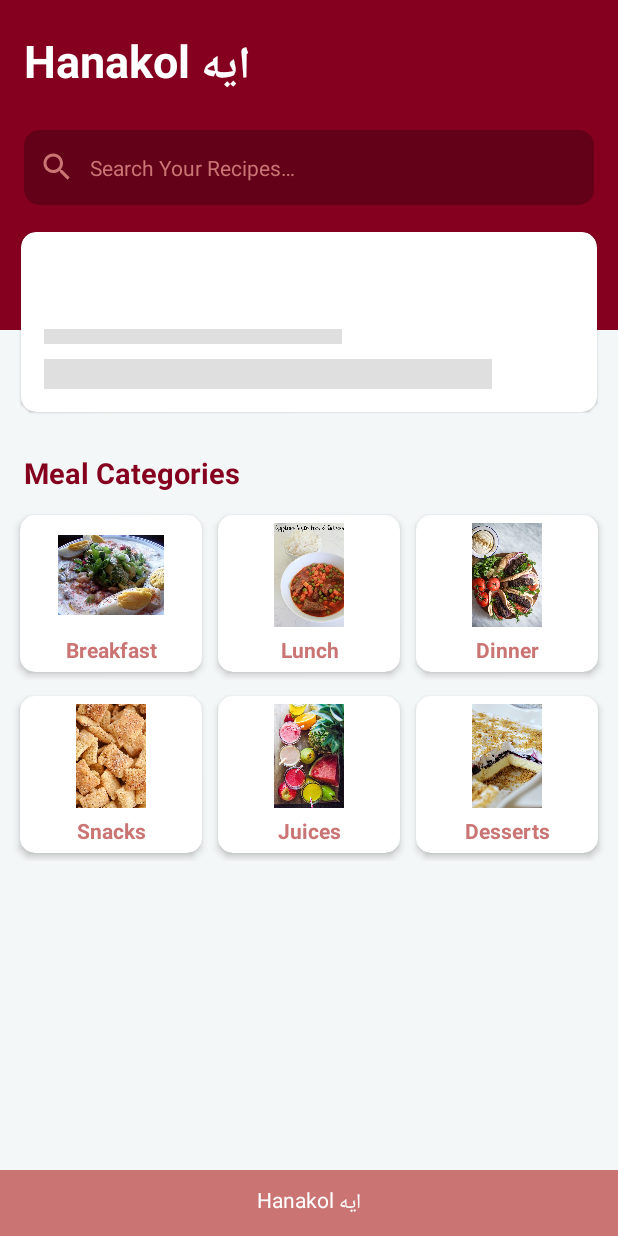
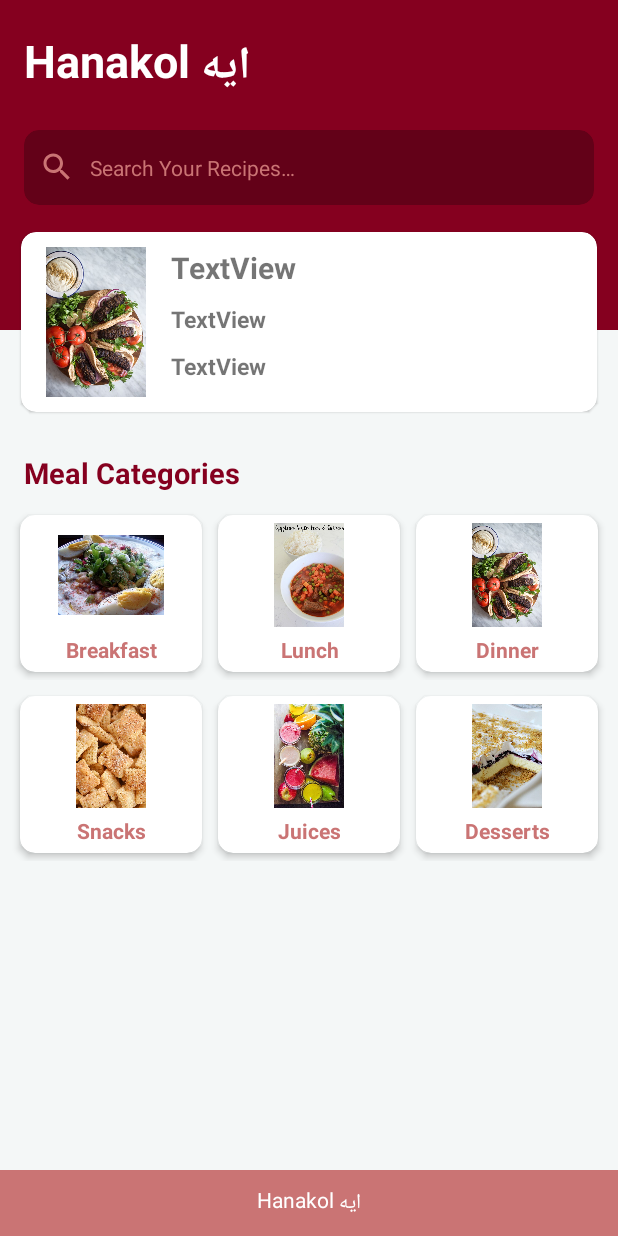
Before and after one commit to ziadm707/HnakolEH, an Android app: the screen it shows after launch (HomeActivity), on a phone screen of 412 x 824 dp. Run offline under Robolectric (Android 15) with nearby library versions, the phone set to English and light mode, and no system bars.

Commit message:
commit by ziadm707.zm at  3:44 AM    8/19/2020 ---------------------------------------------- 1) Made cardViews Clickable to show data on another fragment 2) And made a section to view all items.

```diff
--- a/app/build.gradle
+++ b/app/build.gradle
@@ -59,6 +59,8 @@ dependencies {
 
     implementation 'com.google.firebase:firebase-analytics:17.2.1'
     implementation 'com.google.firebase:firebase-database:19.2.0'
+    implementation 'com.firebaseui:firebase-ui-database:4.3.2'
+
 
 
 }
--- a/app/src/main/AndroidManifest.xml
+++ b/app/src/main/AndroidManifest.xml
@@ -1,7 +1,7 @@
 <?xml version="1.0" encoding="utf-8"?>
 <manifest xmlns:android="http://schemas.android.com/apk/res/android"
     package="com.example.hnakoleh">
-
+    <uses-permission android:name="android.permission.INTERNET"/>
     <application
         android:allowBackup="true"
         android:icon="@mipmap/ic_launcher"
@@ -9,7 +9,7 @@
         android:roundIcon="@mipmap/ic_launcher_round"
         android:supportsRtl="true"
         android:theme="@style/AppTheme">
-        <activity android:name=".view.HomeActivity">
+        <activity android:name=".activities.HomeActivity">
             <intent-filter>
                 <action android:name="android.intent.action.MAIN" />
 
@@ -17,7 +17,7 @@
             </intent-filter>
         </activity>
 
-        <activity android:name=".RandomMealsActivity">
+        <activity android:name=".activities.RandomMealsActivity">
             <intent-filter>
                 <action android:name="android.intent.action.MAIN" />
             </intent-filter>
--- /dev/null
+++ b/app/src/main/java/com/example/hnakoleh/activities/HomeActivity.java
@@ -0,0 +1,69 @@
+package com.example.hnakoleh.activities;
+
+import android.content.Intent;
+import android.os.Bundle;
+import android.view.View;
+import android.widget.TextView;
+
+import androidx.appcompat.app.AppCompatActivity;
+import androidx.cardview.widget.CardView;
+import androidx.fragment.app.FragmentTransaction;
+
+import com.example.hnakoleh.R;
+import com.example.hnakoleh.fragments.ListMealsFragmentContainer;
+
+
+public class HomeActivity extends AppCompatActivity {
+    ListMealsFragmentContainer fragment;
+
+    @Override
+    protected void onCreate(Bundle savedInstanceState) {
+        super.onCreate(savedInstanceState);
+        setContentView(R.layout.activity_home);
+        final CardView breackfastCardView = findViewById(R.id.breackfastLayoutClick);
+        final CardView launchCardView = findViewById(R.id.lunchLayoutClick);
+        final CardView dinnerCardView = findViewById(R.id.dinnerLayoutClick);
+        final CardView dessertsCardView = findViewById(R.id.dessertsLayoutClick);
+        final CardView juicesCardView = findViewById(R.id.juicesLayoutClick);
+        final CardView snackesCardView = findViewById(R.id.snackesLayoutClick);
+        final View relativeLayout = findViewById(R.id.fragment_home_layout);
+
+
+        TextView hanakoleh = findViewById(R.id.hanakolehTextView);
+        hanakoleh.setOnClickListener(new View.OnClickListener() {
+            @Override
+            public void onClick(View v) {
+                Intent intent = new Intent(HomeActivity.this, RandomMealsActivity.class);
+                startActivity(intent);
+            }
+        });
+
+        onClickCardviews(breackfastCardView, "Breakfast");
+        onClickCardviews(launchCardView, "Launch");
+        onClickCardviews(dinnerCardView, "Dinner");
+
+
+    }
+
+
+    public void onClickCardviews(CardView cardView, final String string) {
+        cardView.setOnClickListener(new View.OnClickListener() {
+            @Override
+            public void onClick(View v) {
+                fragment = new ListMealsFragmentContainer(string);
+                FragmentTransaction transaction = getSupportFragmentManager().beginTransaction();
+                transaction.replace(R.id.activity_home_container, fragment);
+                transaction.commit();
+
+
+            }
+        });
+
+
+    }
+
+    public void invisibleRelativeLayout() {
+        View relativeLayout = findViewById(R.id.fragment_home_layout);
+        relativeLayout.setVisibility(View.INVISIBLE);
+    }
+}
--- a/app/src/main/java/com/example/hnakoleh/view/HomeActivity.java
+++ /dev/null
@@ -1,43 +0,0 @@
-package com.example.hnakoleh.view;
-
-import android.content.Intent;
-import android.os.Bundle;
-import android.view.View;
-import android.widget.TextView;
-
-import androidx.appcompat.app.AppCompatActivity;
-import androidx.cardview.widget.CardView;
-import androidx.fragment.app.FragmentTransaction;
-
-import com.example.hnakoleh.R;
-import com.example.hnakoleh.RandomMealsActivity;
-
-
-public class HomeActivity extends AppCompatActivity {
-    @Override
-    protected void onCreate(Bundle savedInstanceState) {
-        super.onCreate(savedInstanceState);
-        setContentView(R.layout.activity_home);
-        CardView breackfastCardView = findViewById(R.id.breackfastLayoutClick);
-
-        TextView hanakoleh = findViewById(R.id.hanakolehTextView);
-        hanakoleh.setOnClickListener(new View.OnClickListener() {
-            @Override
-            public void onClick(View v) {
-                Intent intent = new Intent(HomeActivity.this, RandomMealsActivity.class);
-                startActivity(intent);
-            }
-        });
-
-//        breackfastCardView.setOnClickListener(new View.OnClickListener() {
-//            @Override
-//            public void onClick(View v) {
-//                BreakfastListFragment fragment = new BreakfastListFragment();
-//                FragmentTransaction transaction = getSupportFragmentManager().beginTransaction();
-//                transaction.replace(R.id.fragment_breakfast_list, fragment);
-//                transaction.commit();
-//
-//            }
-//        });
-    }
-}
--- /dev/null
+++ b/app/src/main/res/drawable/ic_arrow_back_black_24dp.xml
@@ -0,0 +1,5 @@
+<vector android:height="24dp" android:tint="#91435B"
+    android:viewportHeight="24.0" android:viewportWidth="24.0"
+    android:width="24dp" xmlns:android="http://schemas.android.com/apk/res/android">
+    <path android:fillColor="#FF000000" android:pathData="M20,11H7.83l5.59,-5.59L12,4l-8,8 8,8 1.41,-1.41L7.83,13H20v-2z"/>
+</vector>
--- a/app/src/main/res/layout/activity_home.xml
+++ b/app/src/main/res/layout/activity_home.xml
@@ -6,9 +6,10 @@
     android:layout_width="match_parent"
     android:layout_height="match_parent"
     android:fitsSystemWindows="true"
-    tools:context=".view.HomeActivity">
+    tools:context=".activities.HomeActivity">
 
     <FrameLayout
+        android:id="@+id/activity_home_container"
         android:layout_width="match_parent"
         android:layout_height="match_parent"
         app:layout_constraintBottom_toBottomOf="parent"
@@ -24,18 +25,16 @@
         app:layout_behavior="@string/appbar_scrolling_view_behavior">
 
         <RelativeLayout
-            android:id="@+id/headerView"
+            android:id="@+id/fragment_home_layout"
             android:layout_width="match_parent"
             android:layout_height="300dp"
             android:orientation="vertical">
 
-            <!-- TODO 1 Add <View>-->
             <View
                 android:layout_width="match_parent"
                 android:layout_height="220dp"
                 android:background="@color/colorPrimary" />
 
-            <!-- TODO 2 Add <TextView> for Title of Header -->
 
             <TextView
                 android:id="@+id/title"
--- a/app/src/main/res/layout/activity_main.xml
+++ b/app/src/main/res/layout/activity_main.xml
@@ -9,7 +9,7 @@
     android:layout_width="match_parent"
 android:layout_height="match_parent"
 android:scrollbars="vertical"
-tools:context=".RandomMealsActivity">
+tools:context=".activities.RandomMealsActivity">
 
 
     <ImageView
--- a/app/src/main/res/layout/item_view_pager_header_shimmer.xml
+++ b/app/src/main/res/layout/item_view_pager_header_shimmer.xml
@@ -21,26 +21,54 @@
             android:id="@+id/shimmer_view_container2"
             android:layout_width="match_parent"
             android:layout_height="match_parent">
-            <RelativeLayout
+
+            <LinearLayout
                 android:layout_width="match_parent"
-                android:layout_height="match_parent">
-                <View
-                    android:layout_marginBottom="45dp"
-                    android:layout_marginLeft="15dp"
-                    android:layout_marginRight="170dp"
-                    android:layout_alignParentBottom="true"
+                android:layout_height="match_parent"
+                android:orientation="horizontal">
+
+                <ImageView
+                    android:id="@+id/imageView"
+                    android:layout_width="100dp"
+                    android:layout_gravity="center"
+                    android:layout_height="100dp"
+                    app:srcCompat="@drawable/dinner" />
+
+            <LinearLayout
+                android:layout_width="match_parent"
+                android:layout_height="match_parent"
+                android:orientation="vertical">
+                <TextView
+                    android:id="@+id/name_item_recycler"
+                    android:layout_marginTop="10dp"
+                    android:textStyle="bold"
+                    android:textSize="20sp"
                     android:layout_width="match_parent"
-                    android:layout_height="10dp"
-                    android:background="#DFDFDF" />
-                <View
-                    android:layout_marginBottom="15dp"
-                    android:layout_marginLeft="15dp"
-                    android:layout_marginRight="70dp"
-                    android:layout_alignParentBottom="true"
+                    android:layout_height="wrap_content"
+                    android:text="TextView" />
+                <TextView
+                    android:id="@+id/steps_item_recycler"
+                    android:layout_marginTop="10dp"
+                    android:textStyle="bold"
+                    android:textSize="15sp"
                     android:layout_width="match_parent"
-                    android:layout_height="20dp"
-                    android:background="#DFDFDF" />
-            </RelativeLayout>
+                    android:layout_height="wrap_content"
+                    android:text="TextView" />
+                <TextView
+                    android:id="@+id/ingredients_item_recycler"
+                    android:layout_marginTop="10dp"
+                    android:textStyle="bold"
+                    android:textSize="15sp"
+                    android:layout_width="match_parent"
+                    android:layout_height="wrap_content"
+                    android:text="TextView" />
+
+
+
+            </LinearLayout>
+
+
+            </LinearLayout>
         </FrameLayout>
     </androidx.cardview.widget.CardView>
 
--- a/app/src/main/res/values/strings.xml
+++ b/app/src/main/res/values/strings.xml
@@ -2,4 +2,7 @@
     <string name="app_name">Hanakol ايه</string>
     <string name="search_your_recipes">Search Your Recipes…</string>
     <string name="meal_categories">Meal Categories</string>
+
+    <!-- TODO: Remove or change this placeholder text -->
+    <string name="hello_blank_fragment">Hello blank fragment</string>
 </resources>
```
Also changed, not shown: app/src/main/java/com/example/hnakoleh/activities/RandomMealsActivity.java (renamed from app/src/main/java/com/example/hnakoleh/RandomMealsActivity.java, +4 -3 lines), app/src/main/java/com/example/hnakoleh/fragments/ListMealsFragmentContainer.java (added, +100 -0 lines), app/src/main/java/com/example/hnakoleh/fragments/MyViewHolder.java (added, +26 -0 lines), app/src/main/java/com/example/hnakoleh/view/BreakfastListFragment.java (deleted, +0 -13 lines), app/src/main/java/com/example/hnakoleh/view/MyAdapter.java (added, +53 -0 lines), app/src/main/res/layout/fragment_meals_list_container.xml (added, +51 -0 lines).
